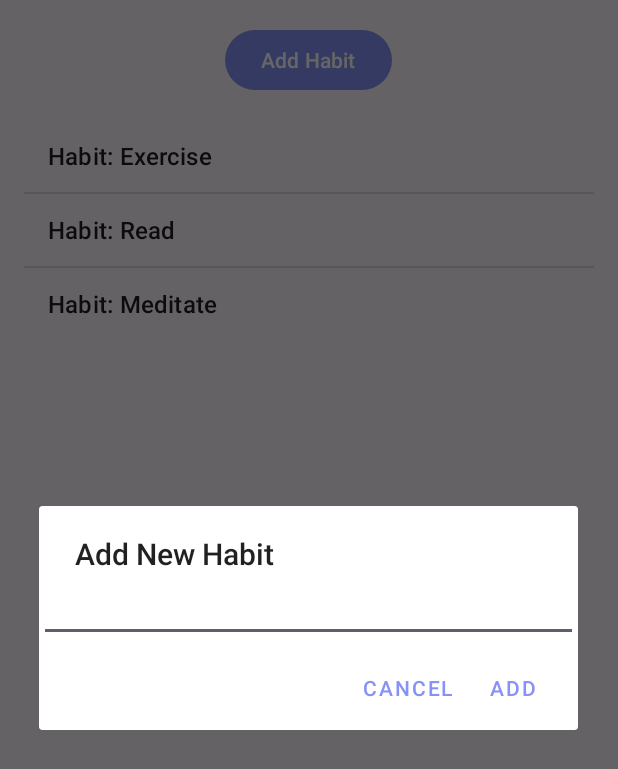
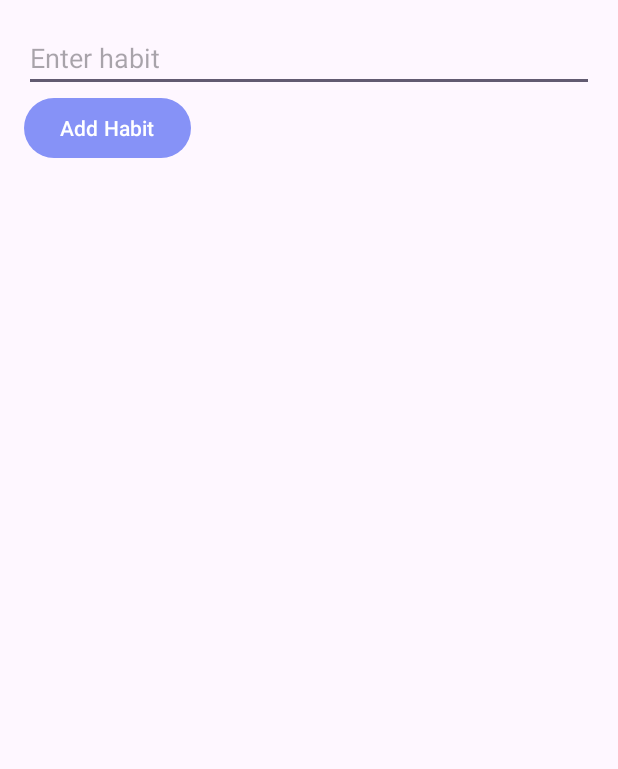
Before and after one commit to karapetyanm7/Goal-Tracker, an Android app: the MainActivity screen opened directly, with no data from a screen before it, after a tap on "Add Habit", on a phone screen of 412 x 824 dp. Shown: the top 769 px of the screen. Run offline under Robolectric (Android 15) with nearby library versions, the phone set to English and light mode, and no system bars.

Commit message:
Initial Commit

```diff
--- a/app/src/main/java/com/example/goaltracker/Habit.java
+++ b/app/src/main/java/com/example/goaltracker/Habit.java
@@ -1,6 +1,6 @@
 package com.example.goaltracker;
 
-public class Habit {//.
+public class Habit {
 
     private String name;
     private int points;
--- a/app/src/main/java/com/example/goaltracker/MainActivity.java
+++ b/app/src/main/java/com/example/goaltracker/MainActivity.java
@@ -1,11 +1,10 @@
 package com.example.goaltracker;
 
-import android.app.AlertDialog;
-import android.content.DialogInterface;
 import android.content.Intent;
+import android.content.SharedPreferences;
 import android.os.Bundle;
+import android.preference.PreferenceManager;
 import android.view.View;
-import android.widget.AdapterView;
 import android.widget.ArrayAdapter;
 import android.widget.Button;
 import android.widget.EditText;
@@ -13,78 +12,85 @@ import android.widget.ListView;
 
 import androidx.appcompat.app.AppCompatActivity;
 
+import org.json.JSONArray;
+import org.json.JSONException;
+
 import java.util.ArrayList;
 
 public class MainActivity extends AppCompatActivity {
 
-    private ArrayList<Habit> habits;
-    private ListView habitListView;
-    private ArrayAdapter<Habit> adapter;
+    private ArrayList<String> habits = new ArrayList<>();
+    private ArrayAdapter<String> adapter;
 
     @Override
     protected void onCreate(Bundle savedInstanceState) {
         super.onCreate(savedInstanceState);
         setContentView(R.layout.activity_main);
 
-        habits = new ArrayList<>();
-        habits.add(new Habit("Exercise"));
-        habits.add(new Habit("Read"));
-        habits.add(new Habit("Meditate"));
 
-        habitListView = findViewById(R.id.habitListView);
+        loadHabits();
+
+
+        EditText habitEditText = findViewById(R.id.habitEditText);
+        Button addButton = findViewById(R.id.addButton);
+        ListView habitListView = findViewById(R.id.habitListView);
+
+
         adapter = new ArrayAdapter<>(this, android.R.layout.simple_list_item_1, habits);
         habitListView.setAdapter(adapter);
 
-        habitListView.setOnItemClickListener(new AdapterView.OnItemClickListener() {
-            @Override
-            public void onItemClick(AdapterView<?> parent, View view, int position, long id) {
-                Habit habit = habits.get(position);
-                Intent intent = new Intent(MainActivity.this, HabitDetailActivity.class);
-                intent.putExtra("habitName", habit.getName());
-                intent.putExtra("habitPoints", habit.getPoints());
-                intent.putExtra("habitCompletion", habit.getCompletionCount());
-                intent.putExtra("habitMaxStreak", habit.getMaxStreak());
-                intent.putExtra("habitCurrentStreak", habit.getCurrentStreak());
-                startActivity(intent);
-            }
-        });
 
-        // Кнопка для добавления новой привычки
-        Button addHabitButton = findViewById(R.id.addHabitButton);
-        addHabitButton.setOnClickListener(new View.OnClickListener() {
+        addButton.setOnClickListener(new View.OnClickListener() {
             @Override
             public void onClick(View v) {
-                showAddHabitDialog();
-            }
-        });
-    }
-
-    private void showAddHabitDialog() {
-        AlertDialog.Builder builder = new AlertDialog.Builder(this);
-        builder.setTitle("Add New Habit");
-
-        final EditText input = new EditText(this);
-        builder.setView(input);
-
-        builder.setPositiveButton("Add", new DialogInterface.OnClickListener() {
-            @Override
-            public void onClick(DialogInterface dialog, int which) {
-                String habitName = input.getText().toString();
+                String habitName = habitEditText.getText().toString();
                 if (!habitName.isEmpty()) {
-                    Habit newHabit = new Habit(habitName);
-                    habits.add(newHabit);
-                    adapter.notifyDataSetChanged();
+                    habits.add(habitName);
+                    saveHabits();
+                    updateHabitList();
                 }
             }
         });
 
-        builder.setNegativeButton("Cancel", new DialogInterface.OnClickListener() {
-            @Override
-            public void onClick(DialogInterface dialog, int which) {
-                dialog.cancel();
+        habitListView.setOnItemClickListener((parent, view, position, id) -> {
+            String habit = habits.get(position);
+            Intent intent = new Intent(MainActivity.this, HabitDetailActivity.class);
+            intent.putExtra("habitName", habit);
+            startActivity(intent);
+        });
+    }
+
+
+    private void saveHabits() {
+        SharedPreferences prefs = PreferenceManager.getDefaultSharedPreferences(this);
+        SharedPreferences.Editor editor = prefs.edit();
+
+        JSONArray jsonArray = new JSONArray();
+        for (String habit : habits) {
+            jsonArray.put(habit);
+        }
+        editor.putString("habits", jsonArray.toString());
+        editor.apply();
+    }
+
+    private void loadHabits() {
+        SharedPreferences prefs = PreferenceManager.getDefaultSharedPreferences(this);
+        String jsonString = prefs.getString("habits", null);
+
+        if (jsonString != null) {
+            try {
+                JSONArray jsonArray = new JSONArray(jsonString);
+                for (int i = 0; i < jsonArray.length(); i++) {
+                    habits.add(jsonArray.getString(i));
+                }
+            } catch (JSONException e) {
+                e.printStackTrace();
             }
-        });
+        }
+    }
 
-        builder.show();
+
+    private void updateHabitList() {
+        adapter.notifyDataSetChanged();
     }
 }
--- a/app/src/main/res/layout/activity_main.xml
+++ b/app/src/main/res/layout/activity_main.xml
@@ -1,21 +1,23 @@
-<?xml version="1.0" encoding="utf-8"?>
 <LinearLayout xmlns:android="http://schemas.android.com/apk/res/android"
     android:layout_width="match_parent"
     android:layout_height="match_parent"
     android:orientation="vertical"
     android:padding="16dp">
 
+    <EditText
+        android:id="@+id/habitEditText"
+        android:layout_width="match_parent"
+        android:layout_height="wrap_content"
+        android:hint="Enter habit" />
+
     <Button
-        android:id="@+id/addHabitButton"
+        android:id="@+id/addButton"
         android:layout_width="wrap_content"
         android:layout_height="wrap_content"
-        android:text="Add Habit"
-        android:layout_gravity="center_horizontal" />
+        android:text="Add Habit" />
 
     <ListView
         android:id="@+id/habitListView"
         android:layout_width="match_parent"
-        android:layout_height="wrap_content"
-        android:layout_marginTop="16dp" />
-
+        android:layout_height="wrap_content" />
 </LinearLayout>
```
